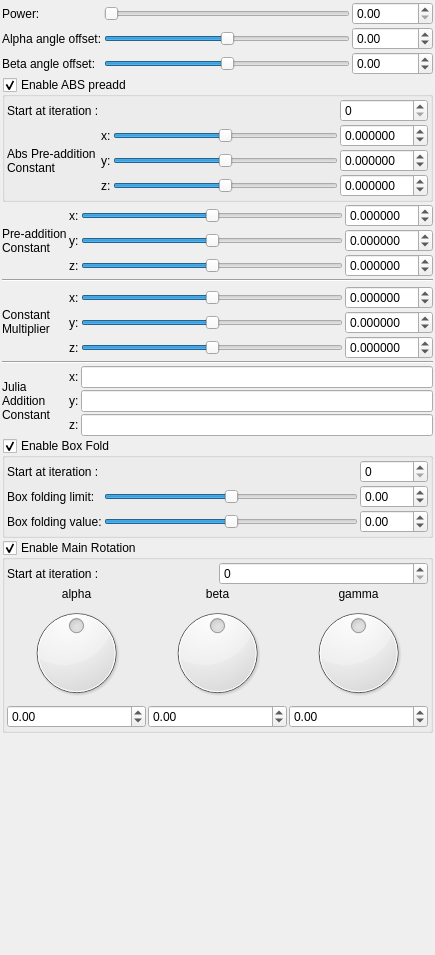
buddhi1980/mandelbulber2, file mandelbulber2/qt_data/fractal_mandelbulb5.ui: the form before one commit.
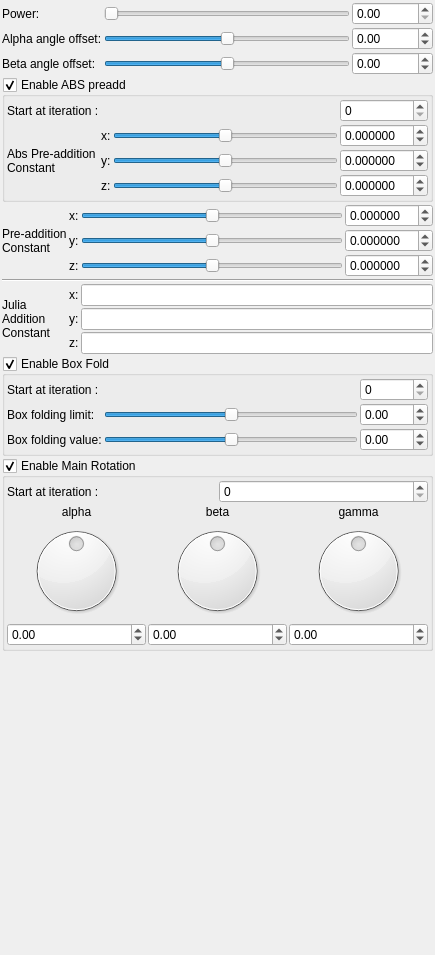
The form after the commit. Custom widgets are drawn as their Qt base class.

Commit message: Constant multiplier (global one) changed to CVector3 type Constant Multiplier and adding of C removed from Mandelbulb5 formula (didn't worked properly with hybrid fractals). Mandelbox5 changed to use global Julia mode (additional Julia constalt is still Mandelbox5 formula)

Patch:
```diff
--- a/mandelbulber2/qt_data/fractal_mandelbulb5.ui
+++ b/mandelbulber2/qt_data/fractal_mandelbulb5.ui
@@ -430,28 +430,6 @@
      <property name="spacing">
       <number>2</number>
      </property>
-     <item row="7" column="2">
-      <widget class="QSlider" name="slider3_mandelbulb5_constantMultiplier_z">
-       <property name="sizePolicy">
-        <sizepolicy hsizetype="Expanding" vsizetype="Maximum">
-         <horstretch>0</horstretch>
-         <verstretch>0</verstretch>
-        </sizepolicy>
-       </property>
-       <property name="minimum">
-        <number>-5000000</number>
-       </property>
-       <property name="maximum">
-        <number>5000000</number>
-       </property>
-       <property name="singleStep">
-        <number>1</number>
-       </property>
-       <property name="orientation">
-        <enum>Qt::Horizontal</enum>
-       </property>
-      </widget>
-     </item>
      <item row="0" column="1">
       <widget class="QLabel" name="label_3">
        <property name="text">
@@ -459,7 +437,7 @@
        </property>
       </widget>
      </item>
-     <item row="9" column="2" colspan="2">
+     <item row="4" column="2" colspan="2">
       <widget class="MyLineEdit" name="vect3_mandelbulb5_juliaAddConstant_x">
        <property name="sizePolicy">
         <sizepolicy hsizetype="Minimum" vsizetype="Maximum">
@@ -469,34 +447,6 @@
        </property>
       </widget>
      </item>
-     <item row="7" column="3">
-      <widget class="MyDoubleSpinBox" name="spinbox3_mandelbulb5_constantMultiplier_z">
-       <property name="sizePolicy">
-        <sizepolicy hsizetype="Minimum" vsizetype="Maximum">
-         <horstretch>0</horstretch>
-         <verstretch>0</verstretch>
-        </sizepolicy>
-       </property>
-       <property name="prefix">
-        <string/>
-       </property>
-       <property name="suffix">
-        <string/>
-       </property>
-       <property name="decimals">
-        <number>6</number>
-       </property>
-       <property name="minimum">
-        <double>-99.989999999999995</double>
-       </property>
-       <property name="maximum">
-        <double>99.989999999999995</double>
-       </property>
-       <property name="singleStep">
-        <double>0.100000000000000</double>
-       </property>
-      </widget>
-     </item>
      <item row="2" column="3">
       <widget class="MyDoubleSpinBox" name="spinbox3_mandelbulb5_preadd_z">
        <property name="sizePolicy">
@@ -516,13 +466,23 @@
        </property>
       </widget>
      </item>
-     <item row="10" column="1">
+     <item row="5" column="1">
       <widget class="QLabel" name="label_13">
        <property name="text">
         <string>y:</string>
        </property>
       </widget>
      </item>
+     <item row="5" column="2" colspan="2">
+      <widget class="MyLineEdit" name="vect3_mandelbulb5_juliaAddConstant_y">
+       <property name="sizePolicy">
+        <sizepolicy hsizetype="Minimum" vsizetype="Maximum">
+         <horstretch>0</horstretch>
+         <verstretch>0</verstretch>
+        </sizepolicy>
+       </property>
+      </widget>
+     </item>
      <item row="0" column="3">
       <widget class="MyDoubleSpinBox" name="spinbox3_mandelbulb5_preadd_x">
        <property name="sizePolicy">
@@ -564,103 +524,13 @@
        </property>
       </widget>
      </item>
-     <item row="10" column="2" colspan="2">
-      <widget class="MyLineEdit" name="vect3_mandelbulb5_juliaAddConstant_y">
-       <property name="sizePolicy">
-        <sizepolicy hsizetype="Minimum" vsizetype="Maximum">
-         <horstretch>0</horstretch>
-         <verstretch>0</verstretch>
-        </sizepolicy>
-       </property>
-      </widget>
-     </item>
-     <item row="11" column="1">
+     <item row="6" column="1">
       <widget class="QLabel" name="label_15">
        <property name="text">
         <string>z:</string>
        </property>
       </widget>
      </item>
-     <item row="5" column="3">
-      <widget class="MyDoubleSpinBox" name="spinbox3_mandelbulb5_constantMultiplier_x">
-       <property name="sizePolicy">
-        <sizepolicy hsizetype="Minimum" vsizetype="Maximum">
-         <horstretch>0</horstretch>
-         <verstretch>0</verstretch>
-        </sizepolicy>
-       </property>
-       <property name="prefix">
-        <string/>
-       </property>
-       <property name="suffix">
-        <string/>
-       </property>
-       <property name="decimals">
-        <number>6</number>
-       </property>
-       <property name="minimum">
-        <double>-99.989999999999995</double>
-       </property>
-       <property name="maximum">
-        <double>99.989999999999995</double>
-       </property>
-       <property name="singleStep">
-        <double>0.100000000000000</double>
-       </property>
-      </widget>
-     </item>
-     <item row="5" column="1">
-      <widget class="QLabel" name="label_115">
-       <property name="sizePolicy">
-        <sizepolicy hsizetype="Preferred" vsizetype="Preferred">
-         <horstretch>0</horstretch>
-         <verstretch>0</verstretch>
-        </sizepolicy>
-       </property>
-       <property name="text">
-        <string>x:</string>
-       </property>
-      </widget>
-     </item>
-     <item row="6" column="3">
-      <widget class="MyDoubleSpinBox" name="spinbox3_mandelbulb5_constantMultiplier_y">
-       <property name="sizePolicy">
-        <sizepolicy hsizetype="Minimum" vsizetype="Maximum">
-         <horstretch>0</horstretch>
-         <verstretch>0</verstretch>
-        </sizepolicy>
-       </property>
-       <property name="prefix">
-        <string/>
-       </property>
-       <property name="suffix">
-        <string/>
-       </property>
-       <property name="decimals">
-        <number>6</number>
-       </property>
-       <property name="minimum">
-        <double>-99.989999999999995</double>
-       </property>
-       <property name="maximum">
-        <double>99.989999999999995</double>
-       </property>
-       <property name="singleStep">
-        <double>0.100000000000000</double>
-       </property>
-      </widget>
-     </item>
-     <item row="4" column="0" rowspan="4">
-      <widget class="QLabel" name="label_2">
-       <property name="text">
-        <string>Constant 
-Multiplier</string>
-       </property>
-       <property name="wordWrap">
-        <bool>true</bool>
-       </property>
-      </widget>
-     </item>
      <item row="0" column="2">
       <widget class="QSlider" name="slider3_mandelbulb5_preadd_x">
        <property name="sizePolicy">
@@ -680,29 +550,7 @@
        </property>
       </widget>
      </item>
-     <item row="5" column="2">
-      <widget class="QSlider" name="slider3_mandelbulb5_constantMultiplier_x">
-       <property name="sizePolicy">
-        <sizepolicy hsizetype="Expanding" vsizetype="Maximum">
-         <horstretch>0</horstretch>
-         <verstretch>0</verstretch>
-        </sizepolicy>
-       </property>
-       <property name="minimum">
-        <number>-5000000</number>
-       </property>
-       <property name="maximum">
-        <number>5000000</number>
-       </property>
-       <property name="singleStep">
-        <number>1</number>
-       </property>
-       <property name="orientation">
-        <enum>Qt::Horizontal</enum>
-       </property>
-      </widget>
-     </item>
-     <item row="9" column="1">
+     <item row="4" column="1">
       <widget class="QLabel" name="label_6">
        <property name="text">
         <string>x:</string>
@@ -716,28 +564,6 @@
        </property>
       </widget>
      </item>
-     <item row="6" column="2">
-      <widget class="QSlider" name="slider3_mandelbulb5_constantMultiplier_y">
-       <property name="sizePolicy">
-        <sizepolicy hsizetype="Expanding" vsizetype="Maximum">
-         <horstretch>0</horstretch>
-         <verstretch>0</verstretch>
-        </sizepolicy>
-       </property>
-       <property name="minimum">
-        <number>-5000000</number>
-       </property>
-       <property name="maximum">
-        <number>5000000</number>
-       </property>
-       <property name="singleStep">
-        <number>1</number>
-       </property>
-       <property name="orientation">
-        <enum>Qt::Horizontal</enum>
-       </property>
-      </widget>
-     </item>
      <item row="1" column="3">
       <widget class="MyDoubleSpinBox" name="spinbox3_mandelbulb5_preadd_y">
        <property name="sizePolicy">
@@ -757,33 +583,7 @@
        </property>
       </widget>
      </item>
-     <item row="7" column="1">
-      <widget class="QLabel" name="label_117">
-       <property name="sizePolicy">
-        <sizepolicy hsizetype="Preferred" vsizetype="Preferred">
-         <horstretch>0</horstretch>
-         <verstretch>0</verstretch>
-        </sizepolicy>
-       </property>
-       <property name="text">
-        <string>z:</string>
-       </property>
-      </widget>
-     </item>
-     <item row="3" column="0" colspan="4">
-      <widget class="Line" name="line_4">
-       <property name="sizePolicy">
-        <sizepolicy hsizetype="Expanding" vsizetype="Fixed">
-         <horstretch>0</horstretch>
-         <verstretch>0</verstretch>
-        </sizepolicy>
-       </property>
-       <property name="orientation">
-        <enum>Qt::Horizontal</enum>
-       </property>
-      </widget>
-     </item>
-     <item row="11" column="2" colspan="2">
+     <item row="6" column="2" colspan="2">
       <widget class="MyLineEdit" name="vect3_mandelbulb5_juliaAddConstant_z">
        <property name="sizePolicy">
         <sizepolicy hsizetype="Minimum" vsizetype="Maximum">
@@ -793,20 +593,7 @@
        </property>
       </widget>
      </item>
-     <item row="6" column="1">
-      <widget class="QLabel" name="label_116">
-       <property name="sizePolicy">
-        <sizepolicy hsizetype="Preferred" vsizetype="Preferred">
-         <horstretch>0</horstretch>
-         <verstretch>0</verstretch>
-        </sizepolicy>
-       </property>
-       <property name="text">
-        <string>y:</string>
-       </property>
-      </widget>
-     </item>
-     <item row="8" column="0" colspan="4">
+     <item row="3" column="0" colspan="4">
       <widget class="Line" name="line_3">
        <property name="orientation">
         <enum>Qt::Horizontal</enum>
@@ -821,7 +608,7 @@
        </property>
       </widget>
      </item>
-     <item row="9" column="0" rowspan="3">
+     <item row="4" column="0" rowspan="3">
       <widget class="QLabel" name="label_5">
        <property name="text">
         <string>Julia
```
Left out of the diff: 6 changed lines with no effect on the pictures. The commit also changes 10 other files.
